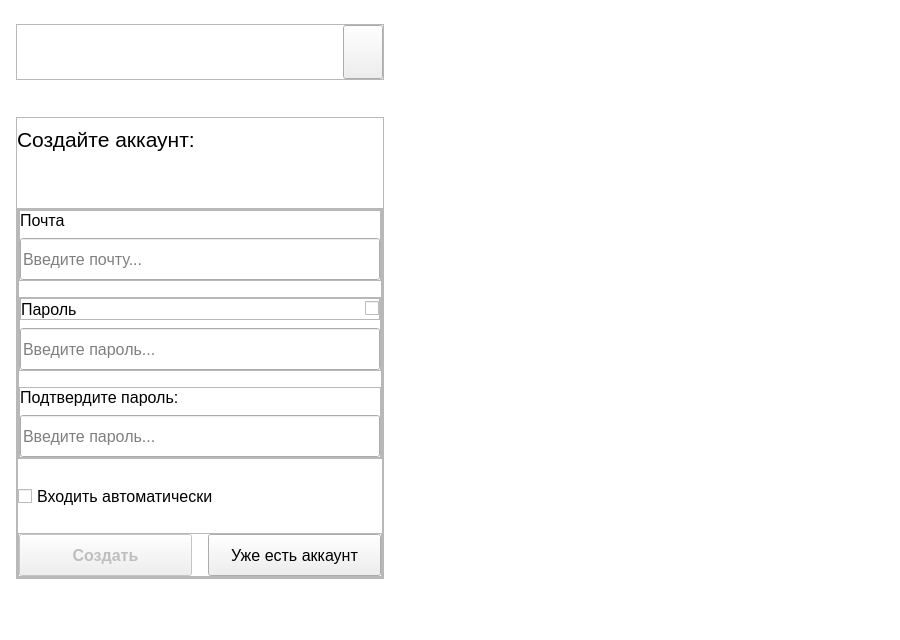
Old version of the form ui/ui/auth.ui in the repository pntech-dev/Documents-Exp-Desktop.
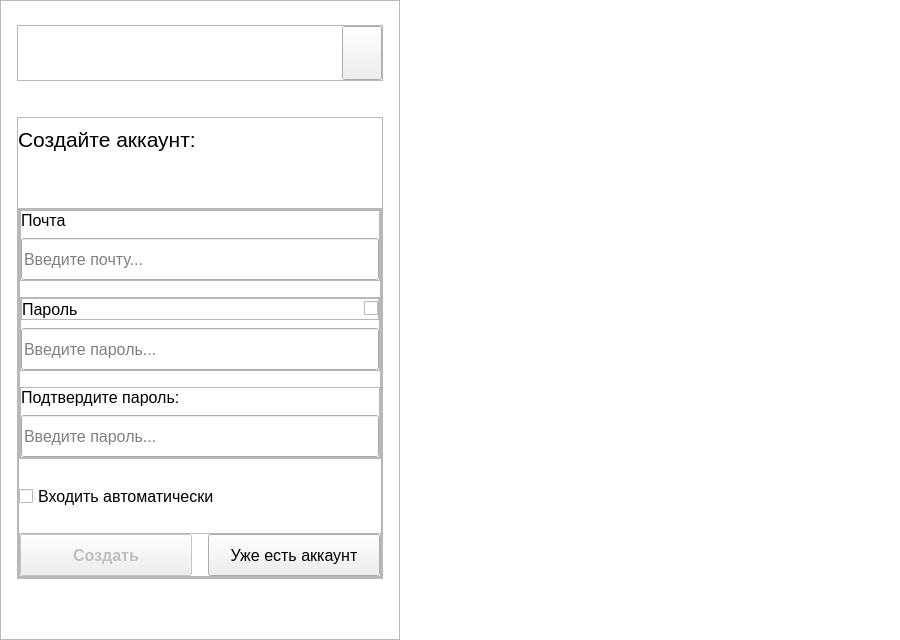
New version of the form. The open tabs and pages were chosen to show the change. Custom widgets are drawn as their Qt base class.

Commit message: refactor(ui): restructure auth window to reduce code duplication

The edit to the form file:
```diff
--- a/ui/ui/auth.ui
+++ b/ui/ui/auth.ui
@@ -45,7 +45,7 @@
      <number>0</number>
     </property>
     <item>
-     <widget class="QStackedWidget" name="pages">
+     <widget class="QFrame" name="auth_frame">
       <property name="minimumSize">
        <size>
         <width>400</width>
@@ -58,11 +58,13 @@
         <height>16777215</height>
        </size>
       </property>
-      <property name="currentIndex">
-       <number>0</number>
+      <property name="frameShape">
+       <enum>QFrame::StyledPanel</enum>
       </property>
-      <widget class="QWidget" name="login_page">
-       <layout class="QVBoxLayout" name="verticalLayout_8">
+      <property name="frameShadow">
+       <enum>QFrame::Raised</enum>
+      </property>
+      <layout class="QVBoxLayout" name="verticalLayout_12">
         <property name="spacing">
          <number>0</number>
         </property>
@@ -148,6 +150,12 @@
                <verstretch>0</verstretch>
               </sizepolicy>
              </property>
+            <property name="maximumSize">
+             <size>
+              <width>16777215</width>
+              <height>16777215</height>
+             </size>
+            </property>
              <property name="styleSheet">
               <string notr="true"/>
              </property>
@@ -162,6 +170,40 @@
           </layout>
          </widget>
         </item>
+       <item>
+        <widget class="QStackedWidget" name="pages">
+         <property name="minimumSize">
+          <size>
+           <width>0</width>
+           <height>0</height>
+          </size>
+         </property>
+         <property name="maximumSize">
+          <size>
+           <width>16777215</width>
+           <height>16777215</height>
+          </size>
+         </property>
+         <property name="currentIndex">
+          <number>0</number>
+         </property>
+         <widget class="QWidget" name="login_page">
+          <layout class="QVBoxLayout" name="verticalLayout_8">
+           <property name="spacing">
+            <number>0</number>
+           </property>
+           <property name="leftMargin">
+            <number>0</number>
+           </property>
+           <property name="topMargin">
+            <number>0</number>
+           </property>
+           <property name="rightMargin">
+            <number>0</number>
+           </property>
+           <property name="bottomMargin">
+            <number>0</number>
+           </property>
         <item>
          <spacer name="verticalSpacer">
           <property name="orientation">
@@ -665,39 +707,6 @@
          <number>0</number>
         </property>
         <property name="leftMargin">
-         <number>16</number>
-        </property>
-        <property name="topMargin">
-         <number>24</number>
-        </property>
-        <property name="rightMargin">
-         <number>16</number>
-        </property>
-        <property name="bottomMargin">
-         <number>24</number>
-        </property>
-        <item>
-         <widget class="QFrame" name="logo_theme_frame_2">
-          <property name="sizePolicy">
-           <sizepolicy hsizetype="Preferred" vsizetype="Fixed">
-            <horstretch>0</horstretch>
-            <verstretch>0</verstretch>
-           </sizepolicy>
-          </property>
-          <property name="minimumSize">
-           <size>
-            <width>0</width>
-            <height>56</height>
-           </size>
-          </property>
-          <property name="frameShape">
-           <enum>QFrame::StyledPanel</enum>
-          </property>
-          <property name="frameShadow">
-           <enum>QFrame::Raised</enum>
-          </property>
-          <layout class="QHBoxLayout" name="horizontalLayout_4">
-           <property name="leftMargin">
             <number>0</number>
            </property>
            <property name="topMargin">
@@ -709,57 +718,6 @@
            <property name="bottomMargin">
             <number>0</number>
            </property>
-           <item>
-            <widget class="LogoLabel" name="logo_lable_2">
-             <property name="sizePolicy">
-              <sizepolicy hsizetype="Expanding" vsizetype="Expanding">
-               <horstretch>0</horstretch>
-               <verstretch>0</verstretch>
-              </sizepolicy>
-             </property>
-             <property name="styleSheet">
-              <string notr="true"/>
-             </property>
-             <property name="text">
-              <string/>
-             </property>
-            </widget>
-           </item>
-           <item>
-            <spacer name="horizontalSpacer_2">
-             <property name="orientation">
-              <enum>Qt::Horizontal</enum>
-             </property>
-             <property name="sizeHint" stdset="0">
-              <size>
-               <width>40</width>
-               <height>20</height>
-              </size>
-             </property>
-            </spacer>
-           </item>
-           <item>
-            <widget class="ThemeButton" name="theme_button_2">
-             <property name="sizePolicy">
-              <sizepolicy hsizetype="Minimum" vsizetype="Minimum">
-               <horstretch>0</horstretch>
-               <verstretch>0</verstretch>
-              </sizepolicy>
-             </property>
-             <property name="styleSheet">
-              <string notr="true"/>
-             </property>
-             <property name="text">
-              <string/>
-             </property>
-             <property name="flat">
-              <bool>false</bool>
-             </property>
-            </widget>
-           </item>
-          </layout>
-         </widget>
-        </item>
         <item>
          <spacer name="verticalSpacer_5">
           <property name="orientation">
@@ -2031,6 +1989,9 @@
       </widget>
      </widget>
     </item>
+      </layout>
+     </widget>
+    </item>
     <item>
      <widget class="QStackedWidget" name="slider">
       <property name="minimumSize">
```
Left out of the diff: 172 changed lines with no effect on the pictures. Lines whose indentation alone changed are shown as unchanged. The commit also changes 3 other files.
